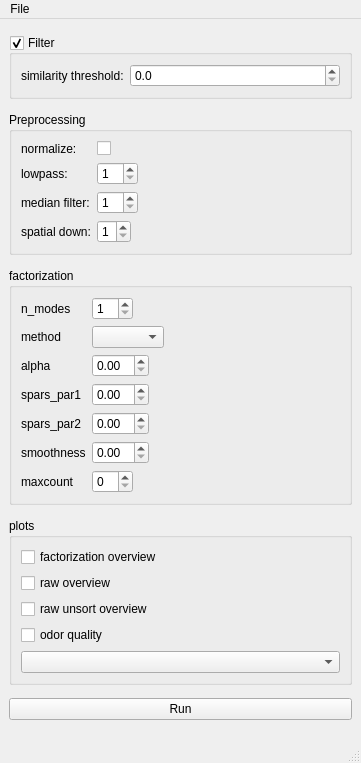
Old version of the form main_gui/main_window.ui in the repository dedan/DrosCalciumAnalyse.
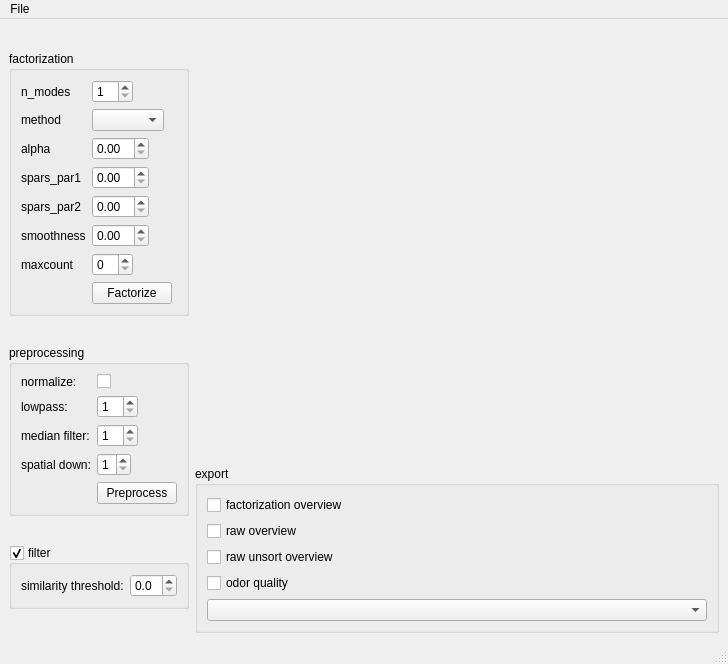
New version of the form. Custom widgets are drawn as their Qt base class.

Commit message: beginning of gui redesign, add plot widget

The edit to the form file:
```diff
--- a/main_gui/main_window.ui
+++ b/main_gui/main_window.ui
@@ -6,8 +6,8 @@
    <rect>
     <x>0</x>
     <y>0</y>
-    <width>361</width>
-    <height>763</height>
+    <width>728</width>
+    <height>664</height>
    </rect>
   </property>
   <property name="sizePolicy">
@@ -26,137 +26,9 @@
      <verstretch>0</verstretch>
     </sizepolicy>
    </property>
-   <layout class="QVBoxLayout" name="verticalLayout">
+   <layout class="QHBoxLayout" name="horizontalLayout">
     <item>
-     <widget class="QGroupBox" name="filter_box">
-      <property name="enabled">
-       <bool>true</bool>
-      </property>
-      <property name="sizePolicy">
-       <sizepolicy hsizetype="Preferred" vsizetype="Maximum">
-        <horstretch>0</horstretch>
-        <verstretch>0</verstretch>
-       </sizepolicy>
-      </property>
-      <property name="title">
-       <string>Filter</string>
-      </property>
-      <property name="checkable">
-       <bool>true</bool>
-      </property>
-      <layout class="QFormLayout" name="formLayout_2">
-       <item row="1" column="0">
-        <widget class="QLabel" name="label_6">
-         <property name="text">
-          <string>similarity threshold:</string>
-         </property>
-        </widget>
-       </item>
-       <item row="1" column="1">
-        <widget class="QDoubleSpinBox" name="similarity_spinner">
-         <property name="decimals">
-          <number>1</number>
-         </property>
-         <property name="maximum">
-          <double>2.000000000000000</double>
-         </property>
-         <property name="singleStep">
-          <double>0.100000000000000</double>
-         </property>
-        </widget>
-       </item>
-      </layout>
-     </widget>
-    </item>
-    <item>
-     <widget class="QGroupBox" name="preprocessing_box">
-      <property name="enabled">
-       <bool>true</bool>
-      </property>
-      <property name="sizePolicy">
-       <sizepolicy hsizetype="Preferred" vsizetype="Maximum">
-        <horstretch>0</horstretch>
-        <verstretch>0</verstretch>
-       </sizepolicy>
-      </property>
-      <property name="title">
-       <string>Preprocessing</string>
-      </property>
-      <property name="checkable">
-       <bool>false</bool>
-      </property>
-      <layout class="QFormLayout" name="formLayout">
-       <property name="fieldGrowthPolicy">
-        <enum>QFormLayout::FieldsStayAtSizeHint</enum>
-       </property>
-       <item row="0" column="0">
-        <widget class="QLabel" name="label_2">
-         <property name="text">
-          <string>normalize:</string>
-         </property>
-        </widget>
-       </item>
-       <item row="0" column="1">
-        <widget class="QCheckBox" name="normalize_box">
-         <property name="text">
-          <string/>
-         </property>
-        </widget>
-       </item>
-       <item row="1" column="0">
-        <widget class="QLabel" name="label_3">
-         <property name="text">
-          <string>lowpass:</string>
-         </property>
-        </widget>
-       </item>
-       <item row="1" column="1">
-        <widget class="QSpinBox" name="lowpass_spinner">
-         <property name="minimum">
-          <number>1</number>
-         </property>
-         <property name="maximum">
-          <number>10</number>
-         </property>
-        </widget>
-       </item>
-       <item row="2" column="0">
-        <widget class="QLabel" name="label_4">
-         <property name="text">
-          <string>median filter:</string>
-         </property>
-        </widget>
-       </item>
-       <item row="2" column="1">
-        <widget class="QSpinBox" name="median_spinner">
-         <property name="minimum">
-          <number>1</number>
-         </property>
-         <property name="maximum">
-          <number>10</number>
-         </property>
-        </widget>
-       </item>
-       <item row="3" column="0">
-        <widget class="QLabel" name="label_5">
-         <property name="text">
-          <string>spatial down:</string>
-         </property>
-        </widget>
-       </item>
-       <item row="3" column="1">
-        <widget class="QSpinBox" name="spatial_spinner">
-         <property name="minimum">
-          <number>1</number>
-         </property>
-         <property name="maximum">
-          <number>4</number>
-         </property>
-        </widget>
-       </item>
-      </layout>
-     </widget>
-    </item>
+     <layout class="QVBoxLayout" name="verticalLayout_2">
     <item>
      <widget class="QGroupBox" name="factorize_box">
       <property name="sizePolicy">
@@ -196,8 +68,15 @@
        <item row="1" column="1">
         <widget class="QComboBox" name="methods_box"/>
        </item>
-       <item row="3" column="1">
-        <widget class="QDoubleSpinBox" name="spars_par1_spinner"/>
+         <item row="2" column="0">
+          <widget class="QLabel" name="alpha_label">
+           <property name="text">
+            <string>alpha</string>
+           </property>
+          </widget>
+         </item>
+         <item row="2" column="1">
+          <widget class="QDoubleSpinBox" name="alpha_spinner"/>
        </item>
        <item row="3" column="0">
         <widget class="QLabel" name="spars_par1_label">
@@ -206,14 +85,8 @@
          </property>
         </widget>
        </item>
-       <item row="4" column="1">
-        <widget class="QDoubleSpinBox" name="spars_par2_spinner"/>
-       </item>
-       <item row="5" column="1">
-        <widget class="QDoubleSpinBox" name="smoothness_spinner"/>
-       </item>
-       <item row="6" column="1">
-        <widget class="QSpinBox" name="maxcount_spinner"/>
+         <item row="3" column="1">
+          <widget class="QDoubleSpinBox" name="spars_par1_spinner"/>
        </item>
        <item row="4" column="0">
         <widget class="QLabel" name="spars_par2_label">
@@ -222,6 +95,9 @@
          </property>
         </widget>
        </item>
+         <item row="4" column="1">
+          <widget class="QDoubleSpinBox" name="spars_par2_spinner"/>
+         </item>
        <item row="5" column="0">
         <widget class="QLabel" name="smoothness_label">
          <property name="text">
@@ -229,6 +105,9 @@
          </property>
         </widget>
        </item>
+         <item row="5" column="1">
+          <widget class="QDoubleSpinBox" name="smoothness_spinner"/>
+         </item>
        <item row="6" column="0">
         <widget class="QLabel" name="maxcount_label">
          <property name="text">
@@ -236,17 +115,169 @@
          </property>
         </widget>
        </item>
-       <item row="2" column="1">
-        <widget class="QDoubleSpinBox" name="alpha_spinner"/>
+         <item row="6" column="1">
+          <widget class="QSpinBox" name="maxcount_spinner"/>
+         </item>
+         <item row="7" column="1">
+          <widget class="QPushButton" name="factorize_button">
+           <property name="text">
+            <string>Factorize</string>
+           </property>
+          </widget>
+         </item>
+        </layout>
+       </widget>
+      </item>
+      <item>
+       <widget class="QGroupBox" name="preprocessing_box">
+        <property name="enabled">
+         <bool>true</bool>
+        </property>
+        <property name="sizePolicy">
+         <sizepolicy hsizetype="Preferred" vsizetype="Maximum">
+          <horstretch>0</horstretch>
+          <verstretch>0</verstretch>
+         </sizepolicy>
+        </property>
+        <property name="title">
+         <string>preprocessing</string>
+        </property>
+        <property name="checkable">
+         <bool>false</bool>
+        </property>
+        <layout class="QFormLayout" name="formLayout">
+         <property name="fieldGrowthPolicy">
+          <enum>QFormLayout::FieldsStayAtSizeHint</enum>
+         </property>
+         <item row="0" column="0">
+          <widget class="QLabel" name="label_2">
+           <property name="text">
+            <string>normalize:</string>
+           </property>
+          </widget>
+         </item>
+         <item row="0" column="1">
+          <widget class="QCheckBox" name="normalize_box">
+           <property name="text">
+            <string/>
+           </property>
+          </widget>
+         </item>
+         <item row="1" column="0">
+          <widget class="QLabel" name="label_3">
+           <property name="text">
+            <string>lowpass:</string>
+           </property>
+          </widget>
+         </item>
+         <item row="1" column="1">
+          <widget class="QSpinBox" name="lowpass_spinner">
+           <property name="minimum">
+            <number>1</number>
+           </property>
+           <property name="maximum">
+            <number>10</number>
+           </property>
+          </widget>
        </item>
        <item row="2" column="0">
-        <widget class="QLabel" name="alpha_label">
+          <widget class="QLabel" name="label_4">
          <property name="text">
-          <string>alpha</string>
+            <string>median filter:</string>
          </property>
         </widget>
        </item>
-      </layout>
+         <item row="2" column="1">
+          <widget class="QSpinBox" name="median_spinner">
+           <property name="minimum">
+            <number>1</number>
+           </property>
+           <property name="maximum">
+            <number>10</number>
+           </property>
+          </widget>
+         </item>
+         <item row="3" column="0">
+          <widget class="QLabel" name="label_5">
+           <property name="text">
+            <string>spatial down:</string>
+           </property>
+          </widget>
+         </item>
+         <item row="3" column="1">
+          <widget class="QSpinBox" name="spatial_spinner">
+           <property name="minimum">
+            <number>1</number>
+           </property>
+           <property name="maximum">
+            <number>4</number>
+           </property>
+          </widget>
+         </item>
+         <item row="4" column="1">
+          <widget class="QPushButton" name="preprocess_button">
+           <property name="text">
+            <string>Preprocess</string>
+           </property>
+          </widget>
+         </item>
+        </layout>
+       </widget>
+      </item>
+      <item>
+       <widget class="QGroupBox" name="filter_box">
+        <property name="enabled">
+         <bool>true</bool>
+        </property>
+        <property name="sizePolicy">
+         <sizepolicy hsizetype="Preferred" vsizetype="Maximum">
+          <horstretch>0</horstretch>
+          <verstretch>0</verstretch>
+         </sizepolicy>
+        </property>
+        <property name="title">
+         <string>filter</string>
+        </property>
+        <property name="checkable">
+         <bool>true</bool>
+        </property>
+        <layout class="QFormLayout" name="formLayout_2">
+         <item row="1" column="0">
+          <widget class="QLabel" name="label_6">
+           <property name="text">
+            <string>similarity threshold:</string>
+           </property>
+          </widget>
+         </item>
+         <item row="1" column="1">
+          <widget class="QDoubleSpinBox" name="similarity_spinner">
+           <property name="decimals">
+            <number>1</number>
+           </property>
+           <property name="maximum">
+            <double>2.000000000000000</double>
+           </property>
+           <property name="singleStep">
+            <double>0.100000000000000</double>
+           </property>
+          </widget>
+         </item>
+        </layout>
+       </widget>
+      </item>
+     </layout>
+    </item>
+    <item>
+     <layout class="QVBoxLayout" name="verticalLayout">
+      <item>
+       <widget class="PlotWidget" name="widget" native="true">
+        <property name="sizePolicy">
+         <sizepolicy hsizetype="Expanding" vsizetype="Preferred">
+          <horstretch>0</horstretch>
+          <verstretch>0</verstretch>
+         </sizepolicy>
+        </property>
+        <zorder>plots_box</zorder>
      </widget>
     </item>
     <item>
@@ -258,7 +289,7 @@
        </sizepolicy>
       </property>
       <property name="title">
-       <string>plots</string>
+         <string>export</string>
       </property>
       <layout class="QVBoxLayout" name="verticalLayout_3">
        <item>
@@ -298,19 +329,9 @@
       </layout>
      </widget>
     </item>
-    <item>
-     <widget class="QPushButton" name="run_button">
-      <property name="text">
-       <string>Run</string>
-      </property>
-     </widget>
+     </layout>
     </item>
    </layout>
-   <zorder>run_button</zorder>
-   <zorder>filter_box</zorder>
-   <zorder>preprocessing_box</zorder>
-   <zorder>factorize_box</zorder>
-   <zorder>plots_box</zorder>
   </widget>
   <widget class="QStatusBar" name="statusbar"/>
   <widget class="QMenuBar" name="menuBar">
@@ -318,7 +339,7 @@
     <rect>
      <x>0</x>
      <y>0</y>
-     <width>361</width>
+     <width>728</width>
      <height>22</height>
     </rect>
    </property>
@@ -342,6 +363,14 @@
    </property>
   </action>
  </widget>
+ <customwidgets>
+  <customwidget>
+   <class>PlotWidget</class>
+   <extends>QWidget</extends>
+   <header>maingui_main</header>
+   <container>1</container>
+  </customwidget>
+ </customwidgets>
  <resources/>
  <connections/>
 </ui>
```
Lines whose indentation alone changed are shown as unchanged. The commit also changes 1 other file.
